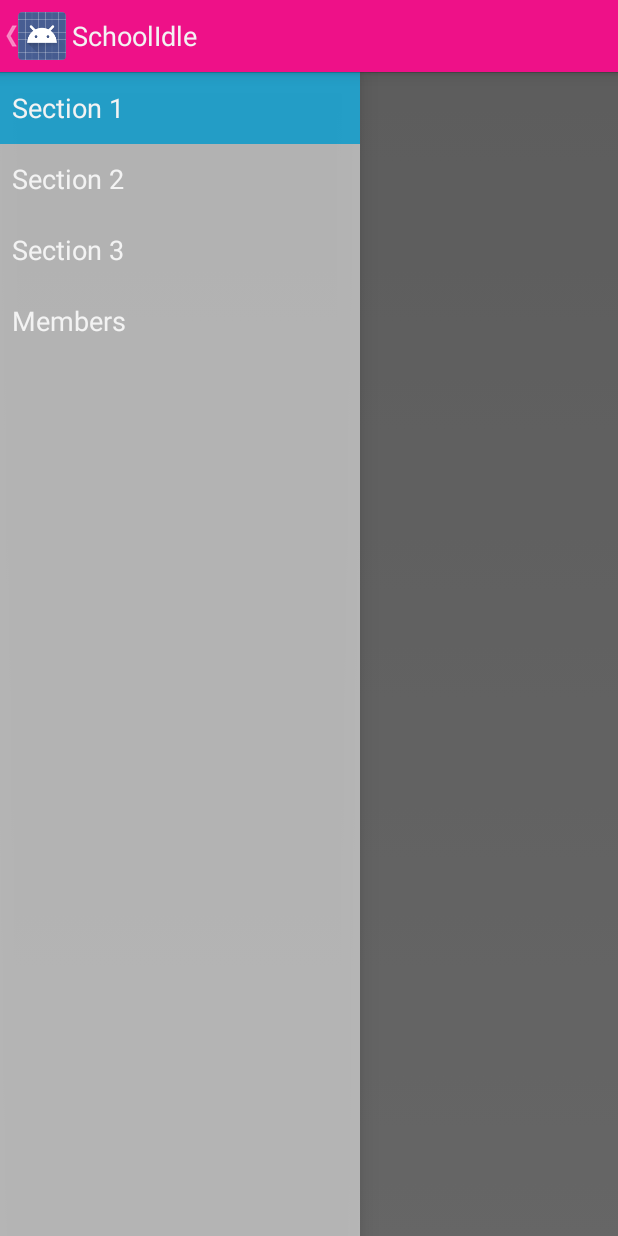
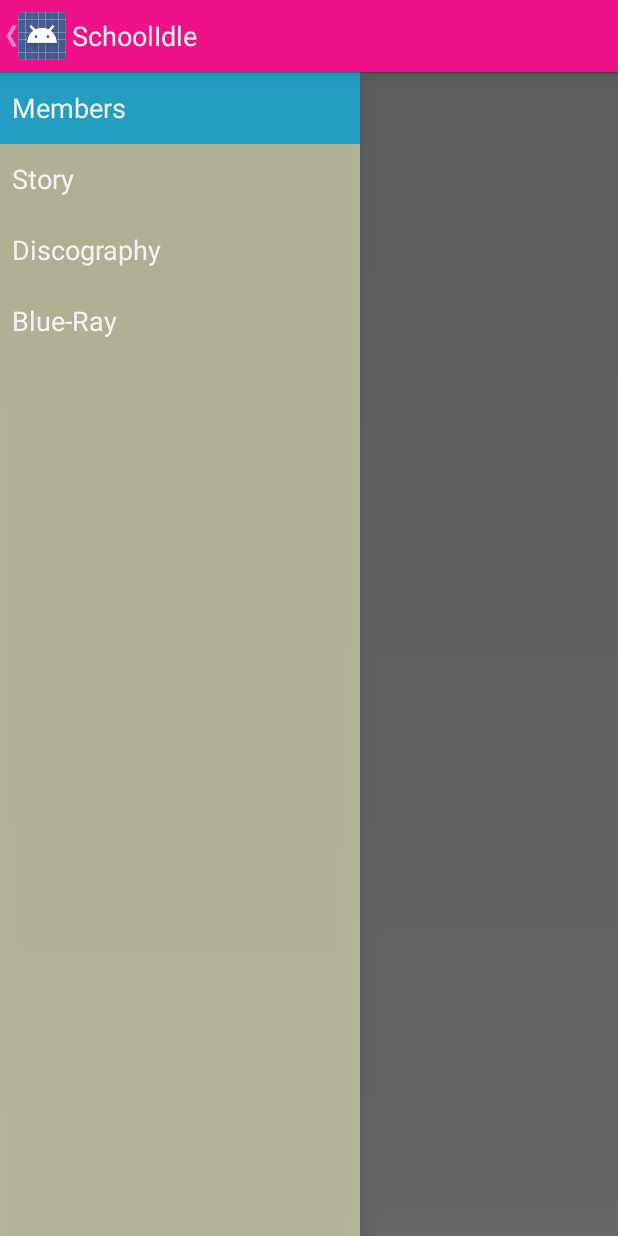
Before and after one commit to fktan5/Kinu, an Android app: the screen it shows after launch (MainActivity), on a phone screen of 412 x 824 dp. Run offline under Robolectric (Android 15) with nearby library versions, the phone set to English and light mode, and no system bars; 2 statements that could not run were skipped.

Commit message:
ベースカラー・Fragmentファイルだけ追加

```diff
--- a/app/src/main/java/net/fktan5/kinu/app/MainActivity.java
+++ b/app/src/main/java/net/fktan5/kinu/app/MainActivity.java
@@ -50,35 +50,15 @@ public class MainActivity extends Activity
 
     @Override
     public void onNavigationDrawerItemSelected(int position) {
-        // update the main content by replacing fragments
-        if(position <= 2) {
-            FragmentManager fragmentManager = getFragmentManager();
-            fragmentManager.beginTransaction()
-                    .replace(R.id.container, PlaceholderFragment.newInstance(position + 1))
-                    .commit();
-        } else {
-            //MembersFragment
-            MembersFragment membersFragment = new MembersFragment();
-            FragmentManager fragmentManager = getFragmentManager();
-            fragmentManager.beginTransaction()
-                    .replace(R.id.container, membersFragment).commit();
-
-
-        }
+        //MembersFragment
+        MembersFragment membersFragment = new MembersFragment();
+        FragmentManager fragmentManager = getFragmentManager();
+        fragmentManager.beginTransaction()
+                .replace(R.id.container, membersFragment).commit();
     }
 
     public void onSectionAttached(int number) {
-        switch (number) {
-            case 1:
-                mTitle = getString(R.string.title_section1);
-                break;
-            case 2:
-                mTitle = getString(R.string.title_section2);
-                break;
-            case 3:
-                mTitle = getString(R.string.title_section3);
-                break;
-        }
+
     }
 
     public void restoreActionBar() {
@@ -113,47 +93,4 @@ public class MainActivity extends Activity
         }
         return super.onOptionsItemSelected(item);
     }
-
-    /**
-     * A placeholder fragment containing a simple view.
-     */
-    public static class PlaceholderFragment extends Fragment {
-        /**
-         * The fragment argument representing the section number for this
-         * fragment.
-         */
-        private static final String ARG_SECTION_NUMBER = "section_number";
-
-        /**
-         * Returns a new instance of this fragment for the given section
-         * number.
-         */
-        public static PlaceholderFragment newInstance(int sectionNumber) {
-            PlaceholderFragment fragment = new PlaceholderFragment();
-            Bundle args = new Bundle();
-            args.putInt(ARG_SECTION_NUMBER, sectionNumber);
-            fragment.setArguments(args);
-            return fragment;
-        }
-
-        public PlaceholderFragment() {
-        }
-
-        @Override
-        public View onCreateView(LayoutInflater inflater, ViewGroup container,
-                Bundle savedInstanceState) {
-            View rootView = inflater.inflate(R.layout.fragment_main, container, false);
-            TextView textView = (TextView) rootView.findViewById(R.id.section_label);
-            textView.setText(Integer.toString(getArguments().getInt(ARG_SECTION_NUMBER)));
-            return rootView;
-        }
-
-        @Override
-        public void onAttach(Activity activity) {
-            super.onAttach(activity);
-            ((MainActivity) activity).onSectionAttached(
-                    getArguments().getInt(ARG_SECTION_NUMBER));
-        }
-    }
-
 }
--- a/app/src/main/java/net/fktan5/kinu/app/NavigationDrawerFragment.java
+++ b/app/src/main/java/net/fktan5/kinu/app/NavigationDrawerFragment.java
@@ -101,12 +101,8 @@ public class NavigationDrawerFragment extends Fragment {
                 getActionBar().getThemedContext(),
                 android.R.layout.simple_list_item_activated_1,
                 android.R.id.text1,
-                new String[]{
-                        getString(R.string.title_section1),
-                        getString(R.string.title_section2),
-                        getString(R.string.title_section3),
-                        getString(R.string.members),
-                }));
+                getResources().getStringArray(R.array.fragment_name)
+                ));
         mDrawerListView.setItemChecked(mCurrentSelectedPosition, true);
         return mDrawerListView;
     }
--- a/app/src/main/res/drawable/drawable_actionbar.xml
+++ b/app/src/main/res/drawable/drawable_actionbar.xml
@@ -2,5 +2,5 @@
 
 <shape xmlns:android="http://schemas.android.com/apk/res/android"
     android:shape="rectangle">
-    <solid android:color="@color/lovelive_base"></solid>
+    <solid android:color="@color/lovelive_base"/>
 </shape>
--- a/app/src/main/res/layout/fragment_navigation_drawer.xml
+++ b/app/src/main/res/layout/fragment_navigation_drawer.xml
@@ -5,5 +5,5 @@
     android:choiceMode="singleChoice"
     android:divider="@android:color/transparent"
     android:dividerHeight="0dp"
-    android:background="#cccc"
+    android:background="#88ffffcc"
     tools:context="net.fktan5.kinu.app.NavigationDrawerFragment" />
--- a/app/src/main/res/values/strings.xml
+++ b/app/src/main/res/values/strings.xml
@@ -9,6 +9,12 @@
     <string name="navigation_drawer_close">Close navigation drawer</string>
     <string name="action_example">Example action</string>
     <string name="action_settings">Settings</string>
-    <string name="members">Members</string>
+    <string name="hello_blank_fragment">Hello blank fragment</string>
 
+    <string-array name="fragment_name">
+        <item name="member">Members</item>
+        <item name="story">Story</item>
+        <item name="disco">Discography</item>
+        <item name="bluelay">Blue-Ray</item>
+    </string-array>
 </resources>
```
Also changed, not shown: app/src/main/java/net/fktan5/kinu/app/BluerayFragment.java (added, +110 -0 lines), app/src/main/java/net/fktan5/kinu/app/DiscographyFragment.java (added, +7 -0 lines), app/src/main/java/net/fktan5/kinu/app/StoryFragment.java (added, +7 -0 lines), app/src/main/res/layout/fragment_blueray.xml (added, +13 -0 lines), app/src/main/res/layout/fragment_discograpy.xml (added, +7 -0 lines), app/src/main/res/layout/fragment_story.xml (added, +7 -0 lines).
